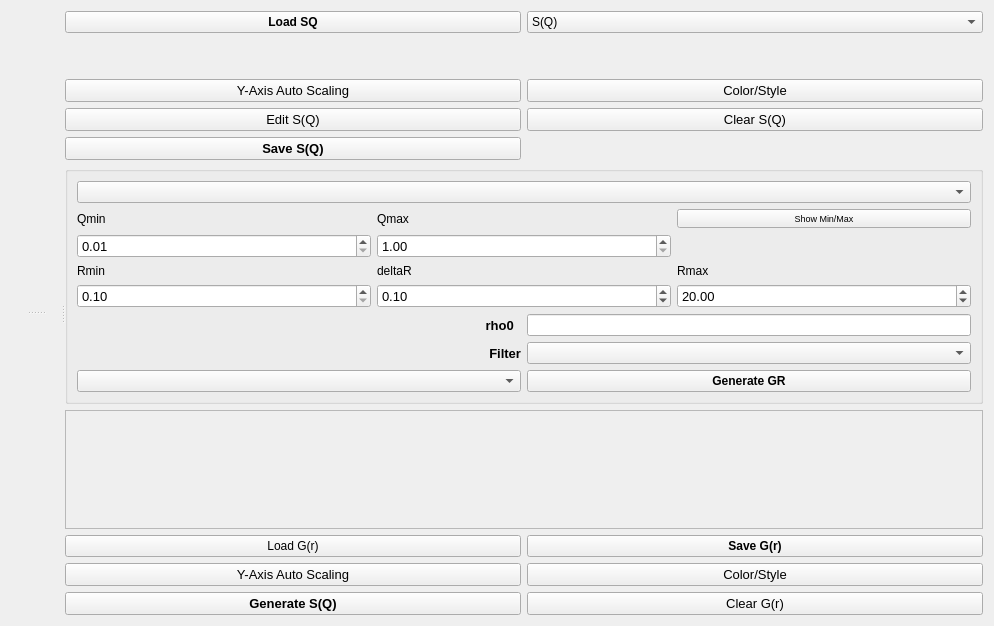
Above: addie/ui/splitui_calculategr_tab.ui from neutrons/addie before the change. Below: the same form after it.
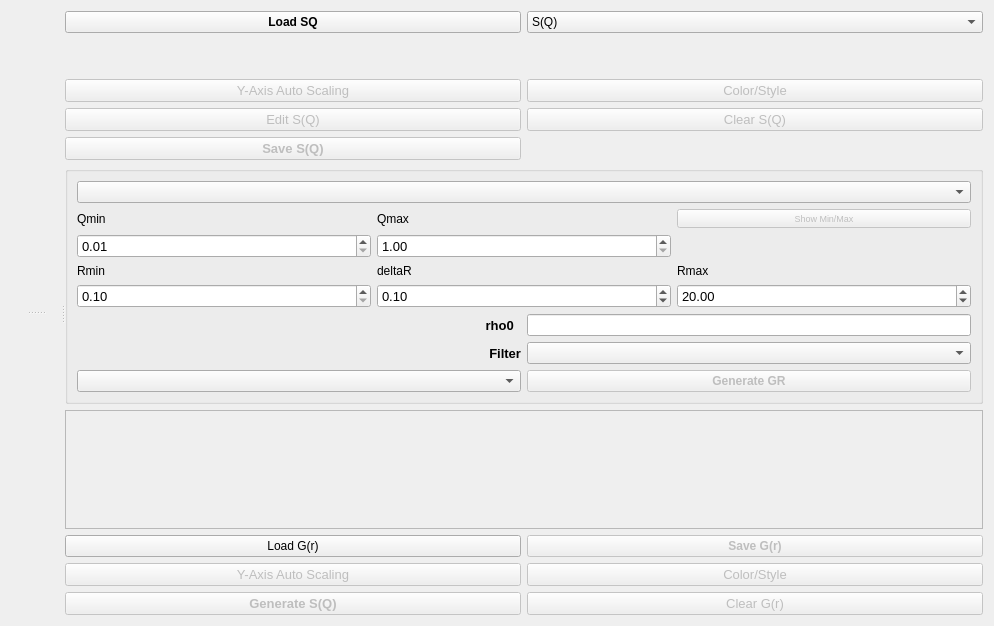
That is the form after the change.

```diff
--- a/addie/ui/splitui_calculategr_tab.ui
+++ b/addie/ui/splitui_calculategr_tab.ui
@@ -67,12 +67,15 @@
        </property>
       </widget>
      </widget>
-     <widget class="QWidget" name="">
+     <widget class="QWidget" name="layoutWidget">
       <layout class="QVBoxLayout" name="verticalLayout_42">
        <item>
         <layout class="QGridLayout" name="gridLayout_18">
          <item row="6" column="1">
           <widget class="QPushButton" name="pushButton_clearSofQ">
+           <property name="enabled">
+            <bool>false</bool>
+           </property>
            <property name="font">
             <font>
              <pointsize>10</pointsize>
@@ -123,6 +126,9 @@
          </item>
          <item row="5" column="1">
           <widget class="QPushButton" name="pushButton_sqColorStyle">
+           <property name="enabled">
+            <bool>false</bool>
+           </property>
            <property name="font">
             <font>
              <pointsize>10</pointsize>
@@ -138,6 +144,9 @@
          </item>
          <item row="5" column="0">
           <widget class="QPushButton" name="pushButton_rescaleSq">
+           <property name="enabled">
+            <bool>false</bool>
+           </property>
            <property name="font">
             <font>
              <pointsize>10</pointsize>
@@ -175,6 +184,9 @@
          </item>
          <item row="6" column="0">
           <widget class="QPushButton" name="pushButton_editSofQ">
+           <property name="enabled">
+            <bool>false</bool>
+           </property>
            <property name="font">
             <font>
              <pointsize>10</pointsize>
@@ -187,6 +199,9 @@
          </item>
          <item row="7" column="0">
           <widget class="QPushButton" name="pushButton_saveSQ">
+           <property name="enabled">
+            <bool>false</bool>
+           </property>
            <property name="font">
             <font>
              <pointsize>10</pointsize>
@@ -221,6 +236,9 @@
             </item>
             <item row="0" column="2">
              <widget class="QPushButton" name="pushButton_showQMinMax">
+              <property name="enabled">
+               <bool>false</bool>
+              </property>
               <property name="font">
                <font>
                 <pointsize>7</pointsize>
@@ -430,6 +448,9 @@
             </item>
             <item>
              <widget class="QPushButton" name="pushButton_generateGR">
+              <property name="enabled">
+               <bool>false</bool>
+              </property>
               <property name="font">
                <font>
                 <weight>75</weight>
@@ -473,6 +494,9 @@
          </item>
          <item row="0" column="1">
           <widget class="QPushButton" name="pushButton_saveGR">
+           <property name="enabled">
+            <bool>false</bool>
+           </property>
            <property name="font">
             <font>
              <weight>75</weight>
@@ -486,6 +510,9 @@
          </item>
          <item row="2" column="1">
           <widget class="QPushButton" name="pushButton_clearGrCanvas">
+           <property name="enabled">
+            <bool>false</bool>
+           </property>
            <property name="font">
             <font>
              <pointsize>10</pointsize>
@@ -498,6 +525,9 @@
          </item>
          <item row="1" column="0">
           <widget class="QPushButton" name="pushButton_rescaleGr">
+           <property name="enabled">
+            <bool>false</bool>
+           </property>
            <property name="font">
             <font>
              <pointsize>10</pointsize>
@@ -510,6 +540,9 @@
          </item>
          <item row="1" column="1">
           <widget class="QPushButton" name="pushButton_grColorStyle">
+           <property name="enabled">
+            <bool>false</bool>
+           </property>
            <property name="font">
             <font>
              <pointsize>10</pointsize>
@@ -522,6 +555,9 @@
          </item>
          <item row="2" column="0">
           <widget class="QPushButton" name="pushButton_generateSQ">
+           <property name="enabled">
+            <bool>false</bool>
+           </property>
            <property name="font">
             <font>
              <pointsize>10</pointsize>
```
